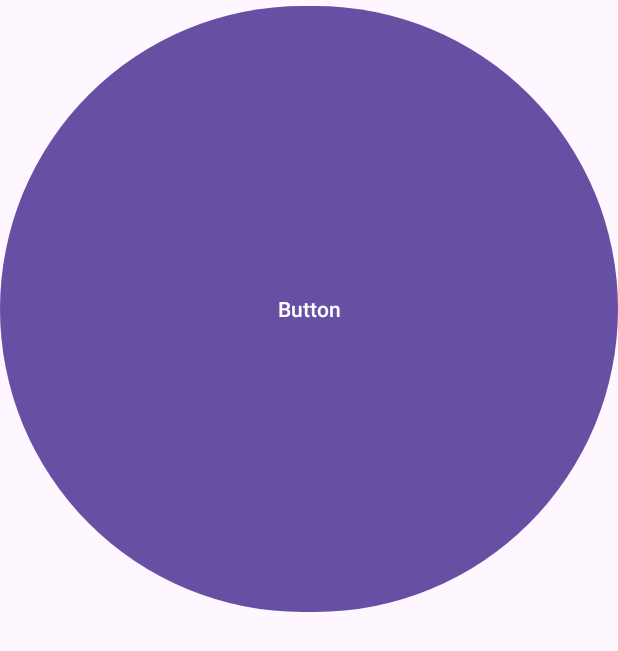
After one commit to npogoncuk/EPAMHomeworks, an Android app: the TransitionActivity screen opened directly, with no data from a screen before it, on a phone screen of 412 x 824 dp. The commit adds this screen. Shown: the top 651 px of the screen. Run offline under Robolectric (Android 15) with nearby library versions, the phone set to English and light mode, and no system bars.

Commit message:
Create button animations and activity transition

```diff
--- a/ThemeAndStyles/app/src/main/AndroidManifest.xml
+++ b/ThemeAndStyles/app/src/main/AndroidManifest.xml
@@ -13,6 +13,9 @@
         android:theme="@style/Theme.ThemeAndStyles"
         tools:targetApi="31">
         <activity
+            android:name=".TransitionActivity"
+            android:exported="false" />
+        <activity
             android:name=".MainActivity"
             android:exported="true">
             <intent-filter>
--- /dev/null
+++ b/ThemeAndStyles/app/src/main/java/com/example/themeandstyles/TransitionActivity.kt
@@ -0,0 +1,11 @@
+package com.example.themeandstyles
+
+import androidx.appcompat.app.AppCompatActivity
+import android.os.Bundle
+
+class TransitionActivity : AppCompatActivity() {
+    override fun onCreate(savedInstanceState: Bundle?) {
+        super.onCreate(savedInstanceState)
+        setContentView(R.layout.activity_transition)
+    }
+}
--- /dev/null
+++ b/ThemeAndStyles/app/src/main/res/animator/color_animator.xml
@@ -0,0 +1,6 @@
+<?xml version="1.0" encoding="utf-8"?>
+<animator xmlns:android="http://schemas.android.com/apk/res/android"
+    android:duration="3000"
+    android:valueFrom="@color/black_red"
+    android:valueTo="@color/light_green"
+    android:valueType="colorType" />
--- /dev/null
+++ b/ThemeAndStyles/app/src/main/res/animator/score_animator_1_1000.xml
@@ -0,0 +1,6 @@
+<?xml version="1.0" encoding="utf-8"?>
+<animator xmlns:android="http://schemas.android.com/apk/res/android"
+    android:duration="3000"
+    android:valueFrom="0f"
+    android:valueTo="1000f"
+    android:valueType="floatType" />
--- /dev/null
+++ b/ThemeAndStyles/app/src/main/res/layout/activity_transition.xml
@@ -0,0 +1,26 @@
+<?xml version="1.0" encoding="utf-8"?>
+<androidx.constraintlayout.widget.ConstraintLayout xmlns:android="http://schemas.android.com/apk/res/android"
+    xmlns:app="http://schemas.android.com/apk/res-auto"
+    xmlns:tools="http://schemas.android.com/tools"
+    android:layout_width="match_parent"
+    android:layout_height="match_parent"
+    tools:context=".TransitionActivity">
+
+    <Button
+        android:id="@+id/button"
+        android:layout_width="0dp"
+        android:layout_height="0dp"
+        android:text="Button"
+        android:transitionName="transitionButton"
+        app:layout_constraintBottom_toTopOf="@+id/guideline"
+        app:layout_constraintEnd_toEndOf="parent"
+        app:layout_constraintStart_toStartOf="parent"
+        app:layout_constraintTop_toTopOf="parent" />
+
+    <androidx.constraintlayout.widget.Guideline
+        android:id="@+id/guideline"
+        android:layout_width="match_parent"
+        android:layout_height="wrap_content"
+        android:orientation="horizontal"
+        app:layout_constraintGuide_percent="0.5" />
+</androidx.constraintlayout.widget.ConstraintLayout>
--- a/ThemeAndStyles/app/src/main/res/values/colors.xml
+++ b/ThemeAndStyles/app/src/main/res/values/colors.xml
@@ -2,4 +2,6 @@
 <resources>
     <color name="black">#FF000000</color>
     <color name="white">#FFFFFFFF</color>
+    <color name="black_red">#CC1F1F</color>
+    <color name="light_green">#32F83A</color>
 </resources>
--- a/ThemeAndStyles/app/src/main/res/values/strings.xml
+++ b/ThemeAndStyles/app/src/main/res/values/strings.xml
@@ -1,3 +1,5 @@
 <resources>
     <string name="app_name">Theme And Styles</string>
+    <string name="score">Score: %1$f</string>
+    <string name="transition_activity">Transition Activity</string>
 </resources>
```
Also changed, not shown: ThemeAndStyles/app/src/main/java/com/example/themeandstyles/MainActivity.kt (+72 -5 lines), ThemeAndStyles/app/src/main/res/animator/rotation_xy_object_animator_set.xml (added, +17 -0 lines), ThemeAndStyles/app/src/main/res/layout/activity_main.xml (+44 -0 lines).
